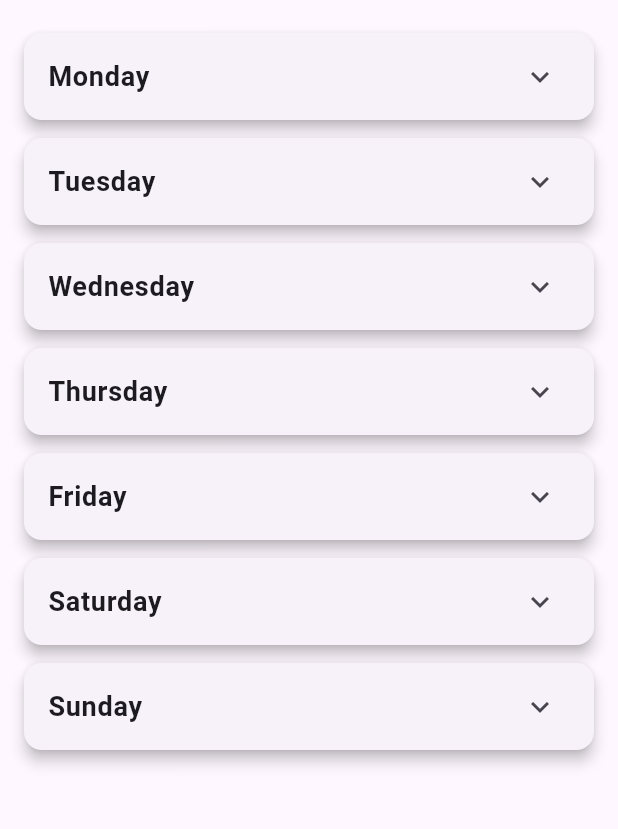
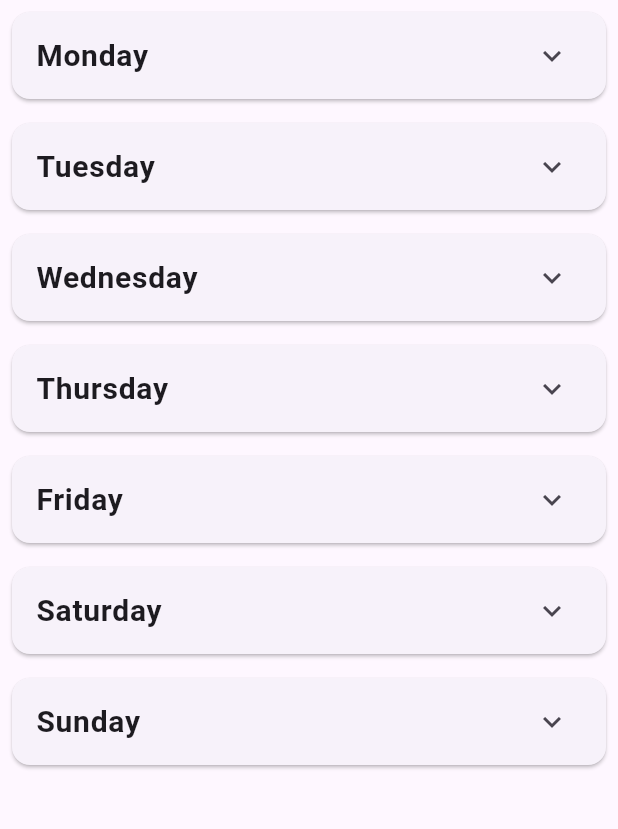
Before and after one commit to sricharan8462/MealandRecipePlanner, a Flutter app: the MealPlannerScreen screen opened by its route, on a phone screen of 412 x 824 dp, the part 84-913 px from its top. Run offline on Flutter 3.47's test engine with Material 3 defaults, Android fonts, the light colour scheme and no system bars.

Commit message:
Display Days & Meals

```diff
--- a/lib/screens/meal_planner_screen.dart
+++ b/lib/screens/meal_planner_screen.dart
@@ -20,64 +20,23 @@ class _MealPlannerScreenState extends State<MealPlannerScreen> {
     "Sunday": [],
   };
 
-  Map<String, List<String>> ingredientMap = {}; // Store ingredients
-
   @override
   Widget build(BuildContext context) {
     return Scaffold(
-      appBar: AppBar(
-        title: Text("Meal Planner"),
-        backgroundColor: Colors.deepOrange,
-      ),
+      appBar: AppBar(title: Text("Meal Planner"), backgroundColor: Colors.deepOrange),
       body: ListView(
-        padding: EdgeInsets.all(16.0),
-        children:
-            mealPlan.keys.map((day) {
-              return Card(
-                elevation: 4,
-                margin: EdgeInsets.symmetric(vertical: 6),
-                child: ExpansionTile(
-                  title: Text(
-                    day,
-                    style: TextStyle(fontSize: 18, fontWeight: FontWeight.bold),
-                  ),
-                  children: [
-                    if (mealPlan[day]!.isEmpty)
-                      Padding(
-                        padding: EdgeInsets.all(8.0),
-                        child: Text(
-                          "No meals planned",
-                          style: TextStyle(color: Colors.grey),
-                        ),
-                      ),
-                    ...mealPlan[day]!.map(
-                      (meal) => ListTile(
-                        title: Text(meal),
-                        trailing: IconButton(
-                          icon: Icon(Icons.delete, color: Colors.red),
-                          onPressed: () {
-                            setState(() {
-                              mealPlan[day]!.remove(meal);
-                              ingredientMap.remove(meal);
-                              widget.updateGroceryList(ingredientMap);
-                            });
-                          },
-                        ),
-                      ),
-                    ),
-                  ],
-                ),
-              );
-            }).toList(),
+        children: mealPlan.keys.map((day) {
+          return Card(
+            margin: EdgeInsets.all(8),
+            child: ExpansionTile(
+              title: Text(day, style: TextStyle(fontSize: 20, fontWeight: FontWeight.bold)),
+              children: mealPlan[day]!.isEmpty
+                  ? [Padding(padding: EdgeInsets.all(10), child: Text("No meals added"))]
+                  : mealPlan[day]!.map((meal) => ListTile(title: Text(meal))).toList(),
+            ),
+          );
+        }).toList(),
       ),
     );
   }
-
-  void addMeal(String day, String meal, List<String> ingredients) {
-    setState(() {
-      mealPlan[day]!.add(meal);
-      ingredientMap[meal] = ingredients;
-      widget.updateGroceryList(ingredientMap);
-    });
-  }
 }
```
